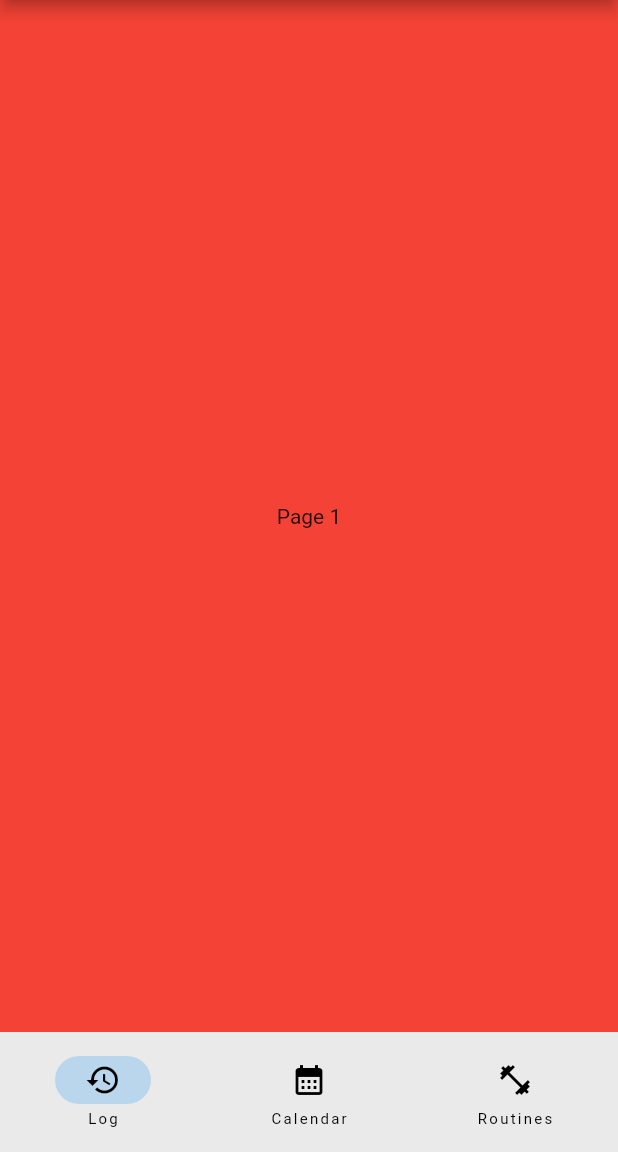
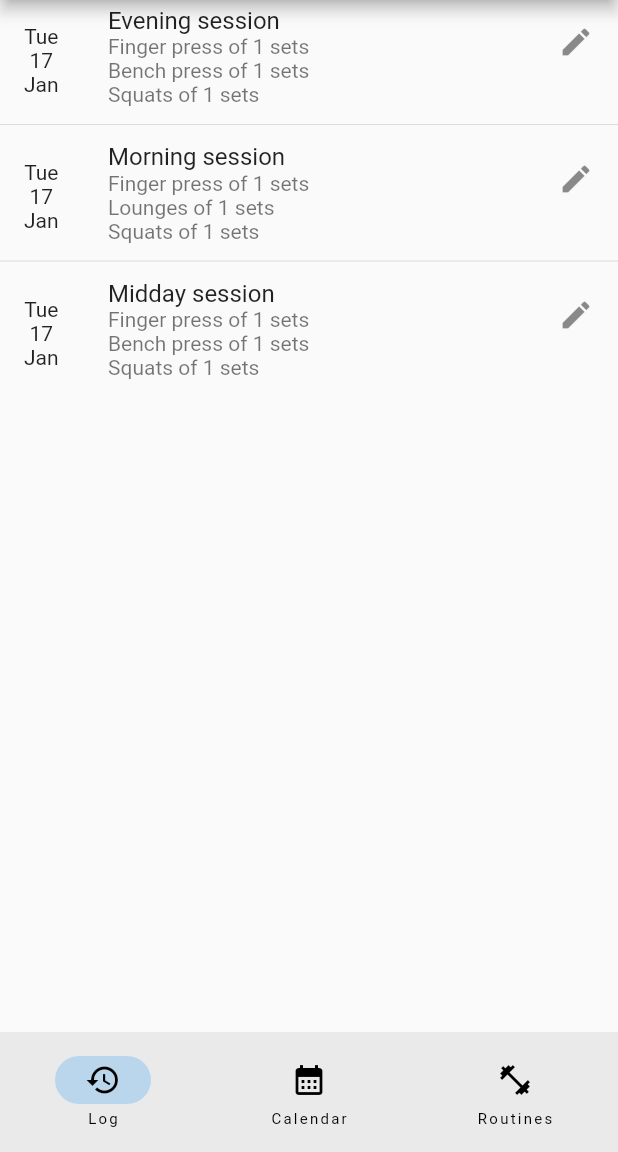
Before and after one commit to kljuni/Reps-Tracker-App, a Flutter app: the screen it shows after launch, on a phone screen of 412 x 824 dp, the part 84-1236 px from its top. Run offline on Flutter 3.47's test engine with Material 2 defaults, Android fonts, the phone set to English and light mode, and no system bars; our stand-ins replace sqflite; accounts and stored records are empty.

Commit message:
Adding unfinished SQLite and Logs screen

```diff
--- /dev/null
+++ b/lib/data/database.dart
@@ -0,0 +1,36 @@
+import 'dart:async';
+import 'dart:io' as io;
+import 'package:path/path.dart';
+import 'package:path_provider/path_provider.dart';
+import 'package:sqflite/sqflite.dart';
+import 'db.sql' as sqlExecute;
+import 'models/training.dart';
+
+class DatabaseHelper {
+  static final DatabaseHelper _instance = DatabaseHelper.internal();
+
+  factory DatabaseHelper() => _instance;
+
+  static Database? _db;
+
+  Future<Database> get db async {
+    _db ??= await init();
+    return _db!;
+  }
+
+  DatabaseHelper.internal();
+
+  Future<Database> init() async {
+    io.Directory documentsDirectory = await getApplicationDocumentsDirectory();
+    String path = join(documentsDirectory.path, "main.db");
+    return openDatabase(path, version: 1, onCreate: onCreate);
+  }
+
+  void onCreate(Database db, int version) async =>
+      await db.execute(sqlExecute.TABLE);
+
+  Future<void> insertTraining(Training training) async =>
+      (await db).insert("training", training.toMap());
+
+
+}
--- /dev/null
+++ b/lib/data/models/training.dart
@@ -0,0 +1,54 @@
+class Training {
+  // final int? id;
+  final List<Exercise> exercises;
+  final String name;
+  final DateTime date;
+
+  const Training({
+    // this.id,
+    required this.exercises,
+    required this.name,
+    required this.date,
+  });
+
+  Map<String, dynamic> toMap() {
+    return {
+      'name': name,
+      'date': date,
+    };
+  }
+
+  // TODO, add toDataExportMap ??
+
+  @override
+  String toString() {
+    return 'Training{name: $name, date: $date}';
+  }
+
+}
+
+class Exercise {
+  // final int id;
+  final List<Set> sets;
+  final String name;
+  final String category;
+
+  const Exercise({
+    // required this.id,
+    required this.sets,
+    required this.name,
+    required this.category,
+  });
+}
+
+class Set {
+  // final int id;
+  final int reps;
+  final double weight;
+
+  const Set({
+    // required this.id,
+    required this.reps,
+    required this.weight,
+  });
+}
--- /dev/null
+++ b/lib/logs_screen.dart
@@ -0,0 +1,108 @@
+import 'package:flutter/material.dart';
+import 'package:flutter/src/foundation/key.dart';
+import 'package:flutter/src/widgets/container.dart';
+import 'package:flutter/src/widgets/framework.dart';
+import 'package:intl/intl.dart';
+
+import 'data/models/training.dart';
+
+enum ExerciseCategory {
+  Abs,
+  Back,
+  Biceps,
+  Cardio,
+  Chest,
+  Forearms,
+  Legs,
+  Shoulders,
+  Triceps
+}
+
+class Logs extends StatefulWidget {
+  const Logs({Key? key}) : super(key: key);
+
+  @override
+  State<Logs> createState() => _LogsState();
+}
+
+class _LogsState extends State<Logs> {
+  final List<Training> _logsHistory = [
+    Training(date: DateTime.now(), name: "Evening session", exercises: [
+      Exercise(
+          sets: [Set(reps: 1, weight: 0)],
+          name: "Finger press",
+          category: ExerciseCategory.Forearms.toString()),
+      Exercise(
+          sets: [Set(reps: 10, weight: 50)],
+          name: "Bench press",
+          category: ExerciseCategory.Chest.toString()),
+      Exercise(
+          sets: [Set(reps: 15, weight: 30)],
+          name: "Squats",
+          category: ExerciseCategory.Legs.toString())
+    ]),
+    Training(date: DateTime.now(), name: "Morning session", exercises: [
+      Exercise(
+          sets: [Set(reps: 1, weight: 0)],
+          name: "Finger press",
+          category: ExerciseCategory.Forearms.toString()),
+      Exercise(
+          sets: [Set(reps: 10, weight: 50)],
+          name: "Lounges",
+          category: ExerciseCategory.Legs.toString()),
+      Exercise(
+          sets: [Set(reps: 15, weight: 30)],
+          name: "Squats",
+          category: ExerciseCategory.Legs.toString())
+    ]),
+    Training(date: DateTime.now(), name: "Midday session", exercises: [
+      Exercise(
+          sets: [Set(reps: 1, weight: 0)],
+          name: "Finger press",
+          category: ExerciseCategory.Forearms.toString()),
+      Exercise(
+          sets: [Set(reps: 10, weight: 50)],
+          name: "Bench press",
+          category: ExerciseCategory.Chest.toString()),
+      Exercise(
+          sets: [Set(reps: 15, weight: 30)],
+          name: "Squats",
+          category: ExerciseCategory.Legs.toString())
+    ]),
+  ];
+
+  @override
+  Widget build(BuildContext context) {
+    return ListView.separated(
+      itemCount: _logsHistory.length,
+      itemBuilder: (BuildContext context, int index) {
+        return ListTile(
+          onTap: () {
+            print('Clicked on item #$index'); // Print to console
+          },
+          title: Text(_logsHistory[index].name),
+          subtitle: Column(
+              crossAxisAlignment: CrossAxisAlignment.start,
+              children: _logsHistory[index]
+                  .exercises
+                  .map((item) =>
+                      new Text("${item.name} of ${item.sets.length} sets"))
+                  .toList()),
+          leading: Column(children: <Widget>[
+            Text(DateFormat('EEEE')
+                .format(_logsHistory[index].date)
+                .substring(0, 3)),
+            Text(_logsHistory[index].date.day.toString()),
+            Text(DateFormat('MMMM')
+                .format(_logsHistory[index].date)
+                .substring(0, 3))
+          ]),
+          trailing: Icon(Icons.edit),
+        );
+      },
+      separatorBuilder: (BuildContext context, int index) {
+        return const Divider();
+      },
+    );
+  }
+}
--- a/lib/main.dart
+++ b/lib/main.dart
@@ -1,4 +1,5 @@
 import 'package:flutter/material.dart';
+import 'package:flutter_experiments/logs_screen.dart';
 
 void main() => runApp(const App());
 
@@ -44,7 +45,6 @@ class _NavigationExampleState extends State<NavigationExample> {
             label: 'Calendar',
           ),
           NavigationDestination(
-            selectedIcon: Icon(Icons.bookmark),
             icon: Icon(Icons.fitness_center),
             label: 'Routines',
           ),
@@ -52,9 +52,9 @@ class _NavigationExampleState extends State<NavigationExample> {
       ),
       body: <Widget>[
         Container(
-          color: Colors.red,
+          // color: Colors.red,
           alignment: Alignment.center,
-          child: const Text('Page 1'),
+          child: Logs(),
         ),
         Container(
           color: Colors.green,
--- a/pubspec.yaml
+++ b/pubspec.yaml
@@ -18,16 +18,18 @@ publish_to: 'none' # Remove this line if you wish to publish to pub.dev
 version: 1.0.0+1
 
 environment:
-  sdk: ">=2.11.0 <3.0.0"
+  sdk: ">=2.12.0 <3.0.0"
 
 dependencies:
   flutter:
     sdk: flutter
-
+  sqflite: ^2.0.2+1
+  path_provider: any
 
   # The following adds the Cupertino Icons font to your application.
   # Use with the CupertinoIcons class for iOS style icons.
   cupertino_icons: ^1.0.2
+  intl: ^0.18.0
 
 dev_dependencies:
   flutter_test:
```
Also changed, not shown: pubspec.lock, 2 other files.
